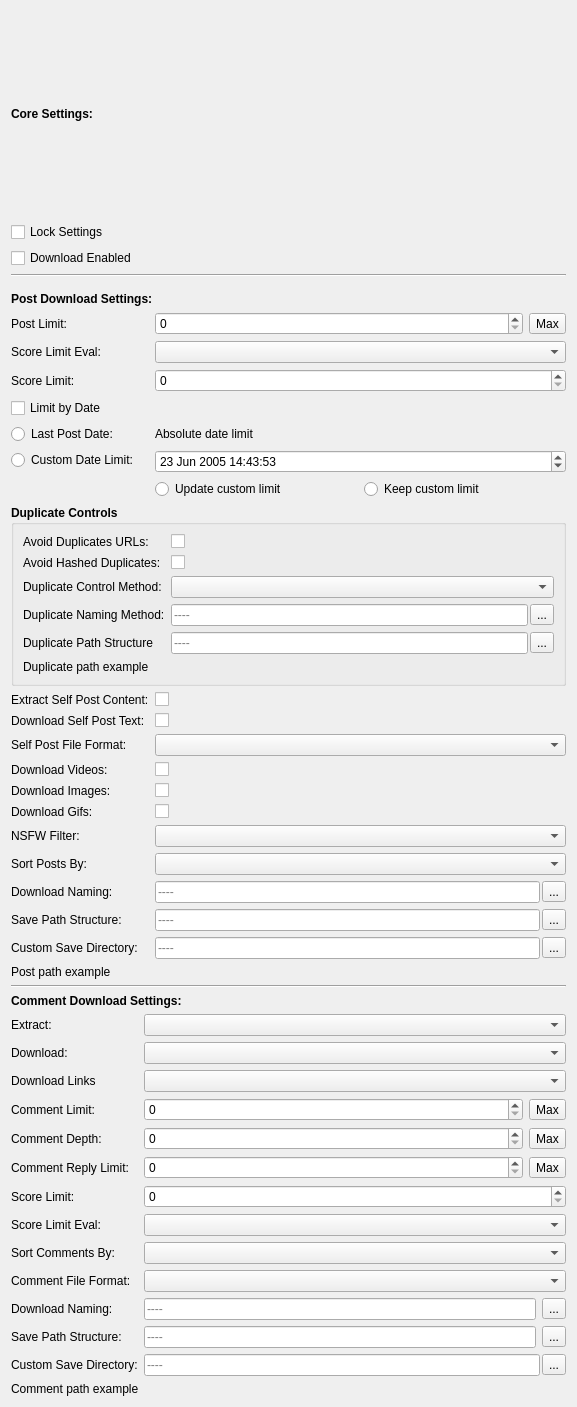
Qt form Resources/ui_files/widgets/object_settings_widget.ui (MalloyDelacroix/DownloaderForReddit) before a commit.
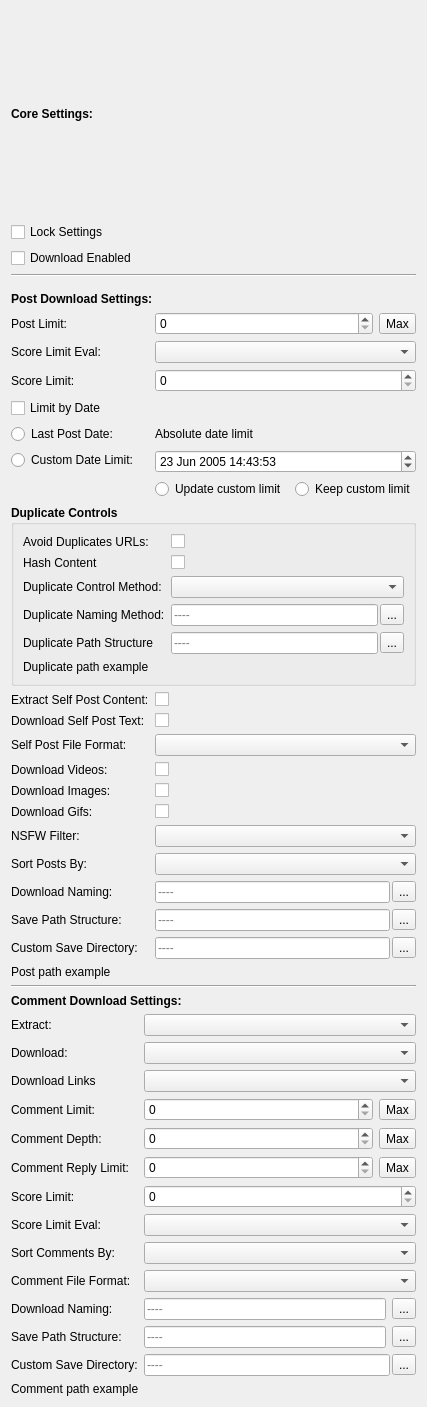
The same form after that commit.

Commit message:
Enhance duplicate controls in object settings widget
Adjust UI to include advanced duplicate handling options. Add hash content functionality and sync methods for example path previews.

Patch:
```diff
--- a/Resources/ui_files/widgets/object_settings_widget.ui
+++ b/Resources/ui_files/widgets/object_settings_widget.ui
@@ -6,10 +6,16 @@
    <rect>
     <x>0</x>
     <y>0</y>
-    <width>577</width>
+    <width>403</width>
     <height>1407</height>
    </rect>
   </property>
+  <property name="sizePolicy">
+   <sizepolicy hsizetype="Minimum" vsizetype="Preferred">
+    <horstretch>0</horstretch>
+    <verstretch>0</verstretch>
+   </sizepolicy>
+  </property>
   <property name="windowTitle">
    <string>Settings</string>
   </property>
@@ -464,7 +470,7 @@
                <string>&lt;html&gt;&lt;head/&gt;&lt;body&gt;&lt;p&gt;An MD5 hash is generated for each downloaded file. Files with matching hashes already in the database are deduplicated based on your duplicate handling settings.&lt;/p&gt;&lt;/body&gt;&lt;/html&gt;</string>
               </property>
               <property name="text">
-               <string>Avoid Hashed Duplicates:</string>
+               <string>Hash Content</string>
               </property>
              </widget>
             </item>
```
Left out of the diff: 7 changed lines with no effect on the pictures. The commit also changes 2 other files.
